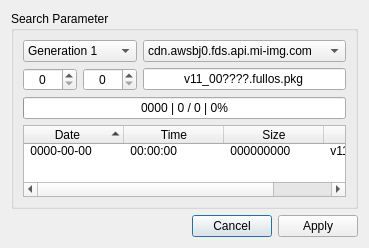
Above: res/ui/search.ui from LazyT/rrcc before the change. Below: the same form after it.
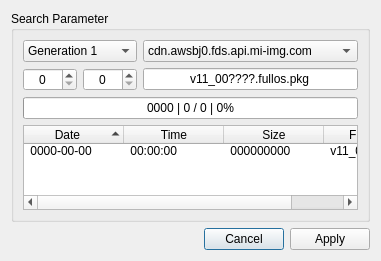
That is the form after the change. Icons and pictures are not drawn.

Diff of the .ui file:
```diff
--- a/res/ui/search.ui
+++ b/res/ui/search.ui
@@ -6,8 +6,8 @@
    <rect>
     <x>0</x>
     <y>0</y>
-    <width>369</width>
-    <height>248</height>
+    <width>381</width>
+    <height>261</height>
    </rect>
   </property>
   <property name="windowTitle">
```
Left out of the diff: 5 changed lines with no effect on the pictures.
